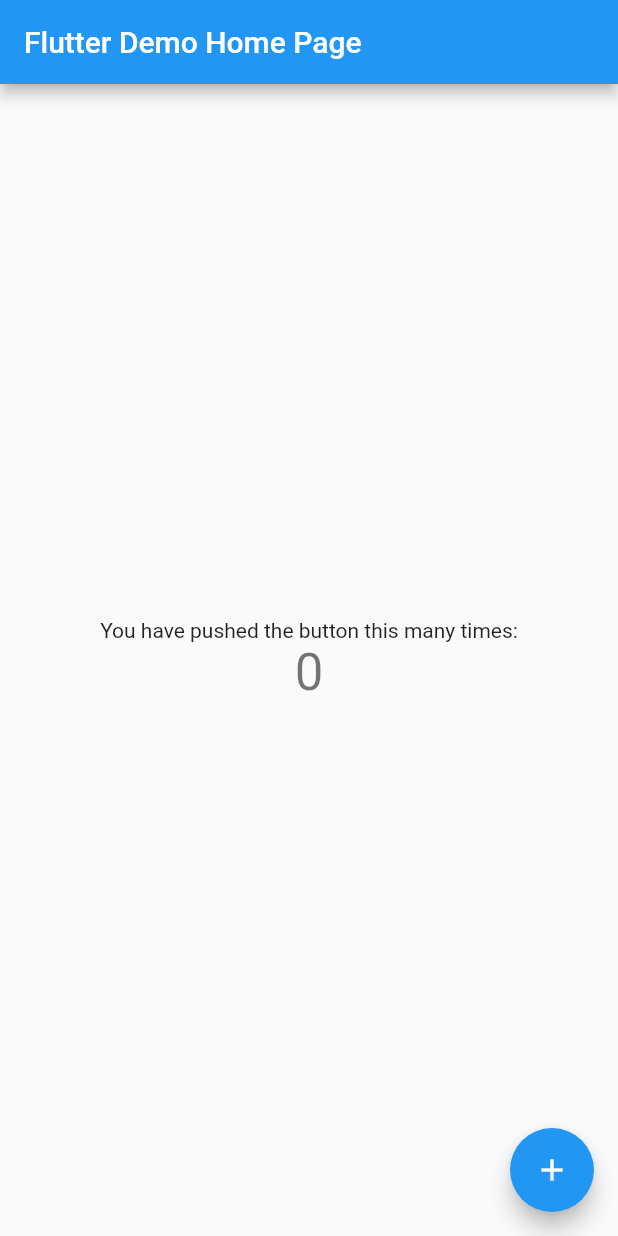
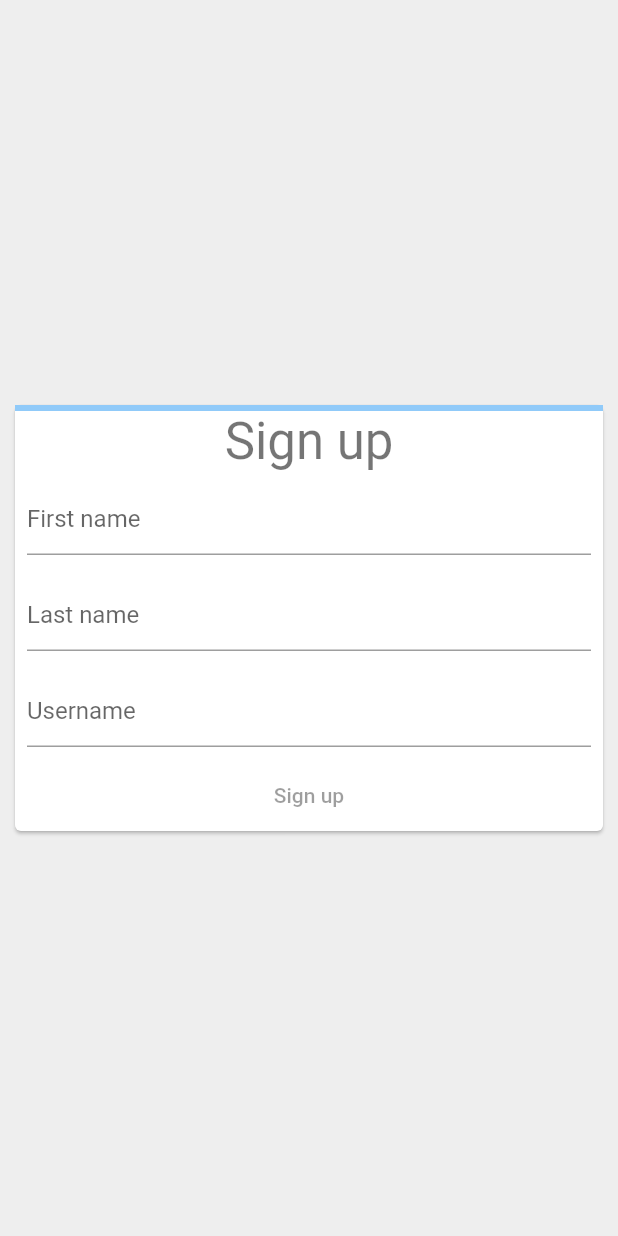
Before and after one commit to ayushvrma/signup-web-flutter, a Flutter app: the screen it shows after launch, on a phone screen of 412 x 824 dp. Run offline on Flutter 3.47's test engine with Material 2 defaults, Android fonts, the phone set to English and light mode, and no system bars.

Commit message:
updated main.dart code

```diff
--- a/lib/main.dart
+++ b/lib/main.dart
@@ -1,113 +1,96 @@
 import 'package:flutter/material.dart';
 
-void main() {
-  runApp(MyApp());
-}
+void main() => runApp(SignUpApp());
 
-class MyApp extends StatelessWidget {
-  // This widget is the root of your application.
+class SignUpApp extends StatelessWidget {
   @override
   Widget build(BuildContext context) {
     return MaterialApp(
-      title: 'Flutter Demo',
-      theme: ThemeData(
-        // This is the theme of your application.
-        //
-        // Try running your application with "flutter run". You'll see the
-        // application has a blue toolbar. Then, without quitting the app, try
-        // changing the primarySwatch below to Colors.green and then invoke
-        // "hot reload" (press "r" in the console where you ran "flutter run",
-        // or simply save your changes to "hot reload" in a Flutter IDE).
-        // Notice that the counter didn't reset back to zero; the application
-        // is not restarted.
-        primarySwatch: Colors.blue,
-      ),
-      home: MyHomePage(title: 'Flutter Demo Home Page'),
+      routes: {
+        '/': (context) => SignUpScreen(),
+      },
     );
   }
 }
 
-class MyHomePage extends StatefulWidget {
-  MyHomePage({Key key, this.title}) : super(key: key);
-
-  // This widget is the home page of your application. It is stateful, meaning
-  // that it has a State object (defined below) that contains fields that affect
-  // how it looks.
-
-  // This class is the configuration for the state. It holds the values (in this
-  // case the title) provided by the parent (in this case the App widget) and
-  // used by the build method of the State. Fields in a Widget subclass are
-  // always marked "final".
-
-  final String title;
-
+class SignUpScreen extends StatelessWidget {
   @override
-  _MyHomePageState createState() => _MyHomePageState();
+  Widget build(BuildContext context) {
+    return Scaffold(
+      backgroundColor: Colors.grey[200],
+      body: Center(
+        child: SizedBox(
+          width: 400,
+          child: Card(
+            child: SignUpForm(),
+          ),
+        ),
+      ),
+    );
+  }
 }
 
-class _MyHomePageState extends State<MyHomePage> {
-  int _counter = 0;
+class SignUpForm extends StatefulWidget {
+  @override
+  _SignUpFormState createState() => _SignUpFormState();
+}
 
-  void _incrementCounter() {
-    setState(() {
-      // This call to setState tells the Flutter framework that something has
-      // changed in this State, which causes it to rerun the build method below
-      // so that the display can reflect the updated values. If we changed
-      // _counter without calling setState(), then the build method would not be
-      // called again, and so nothing would appear to happen.
-      _counter++;
-    });
-  }
+class _SignUpFormState extends State<SignUpForm> {
+  final _firstNameTextController = TextEditingController();
+  final _lastNameTextController = TextEditingController();
+  final _usernameTextController = TextEditingController();
+
+  double _formProgress = 0;
 
   @override
   Widget build(BuildContext context) {
-    // This method is rerun every time setState is called, for instance as done
-    // by the _incrementCounter method above.
-    //
-    // The Flutter framework has been optimized to make rerunning build methods
-    // fast, so that you can just rebuild anything that needs updating rather
-    // than having to individually change instances of widgets.
-    return Scaffold(
-      appBar: AppBar(
-        // Here we take the value from the MyHomePage object that was created by
-        // the App.build method, and use it to set our appbar title.
-        title: Text(widget.title),
+    return Form(
+      child: Column(
+        mainAxisSize: MainAxisSize.min,
+        children: [
+          LinearProgressIndicator(value: _formProgress),
+          Text('Sign up', style: Theme.of(context).textTheme.headline4),
+          Padding(
+            padding: EdgeInsets.all(8.0),
+            child: TextFormField(
+              controller: _firstNameTextController,
+              decoration: InputDecoration(hintText: 'First name'),
+            ),
+          ),
+          Padding(
+            padding: EdgeInsets.all(8.0),
+            child: TextFormField(
+              controller: _lastNameTextController,
+              decoration: InputDecoration(hintText: 'Last name'),
+            ),
+          ),
+          Padding(
+            padding: EdgeInsets.all(8.0),
+            child: TextFormField(
+              controller: _usernameTextController,
+              decoration: InputDecoration(hintText: 'Username'),
+            ),
+          ),
+          TextButton(
+            style: ButtonStyle(
+              foregroundColor: MaterialStateProperty.resolveWith(
+                  (Set<MaterialState> states) {
+                return states.contains(MaterialState.disabled)
+                    ? null
+                    : Colors.white;
+              }),
+              backgroundColor: MaterialStateProperty.resolveWith(
+                  (Set<MaterialState> states) {
+                return states.contains(MaterialState.disabled)
+                    ? null
+                    : Colors.blue;
+              }),
+            ),
+            onPressed: null,
+            child: Text('Sign up'),
+          ),
+        ],
       ),
-      body: Center(
-        // Center is a layout widget. It takes a single child and positions it
-        // in the middle of the parent.
-        child: Column(
-          // Column is also a layout widget. It takes a list of children and
-          // arranges them vertically. By default, it sizes itself to fit its
-          // children horizontally, and tries to be as tall as its parent.
-          //
-          // Invoke "debug painting" (press "p" in the console, choose the
-          // "Toggle Debug Paint" action from the Flutter Inspector in Android
-          // Studio, or the "Toggle Debug Paint" command in Visual Studio Code)
-          // to see the wireframe for each widget.
-          //
-          // Column has various properties to control how it sizes itself and
-          // how it positions its children. Here we use mainAxisAlignment to
-          // center the children vertically; the main axis here is the vertical
-          // axis because Columns are vertical (the cross axis would be
-          // horizontal).
-          mainAxisAlignment: MainAxisAlignment.center,
-          children: <Widget>[
-            Text(
-              'You have pushed the button this many times:',
-            ),
-            Text(
-              '$_counter',
-              style: Theme.of(context).textTheme.headline4,
-            ),
-          ],
-        ),
-      ),
-      floatingActionButton: FloatingActionButton(
-        onPressed: _incrementCounter,
-        tooltip: 'Increment',
-        child: Icon(Icons.add),
-      ), // This trailing comma makes auto-formatting nicer for build methods.
     );
   }
 }
```
